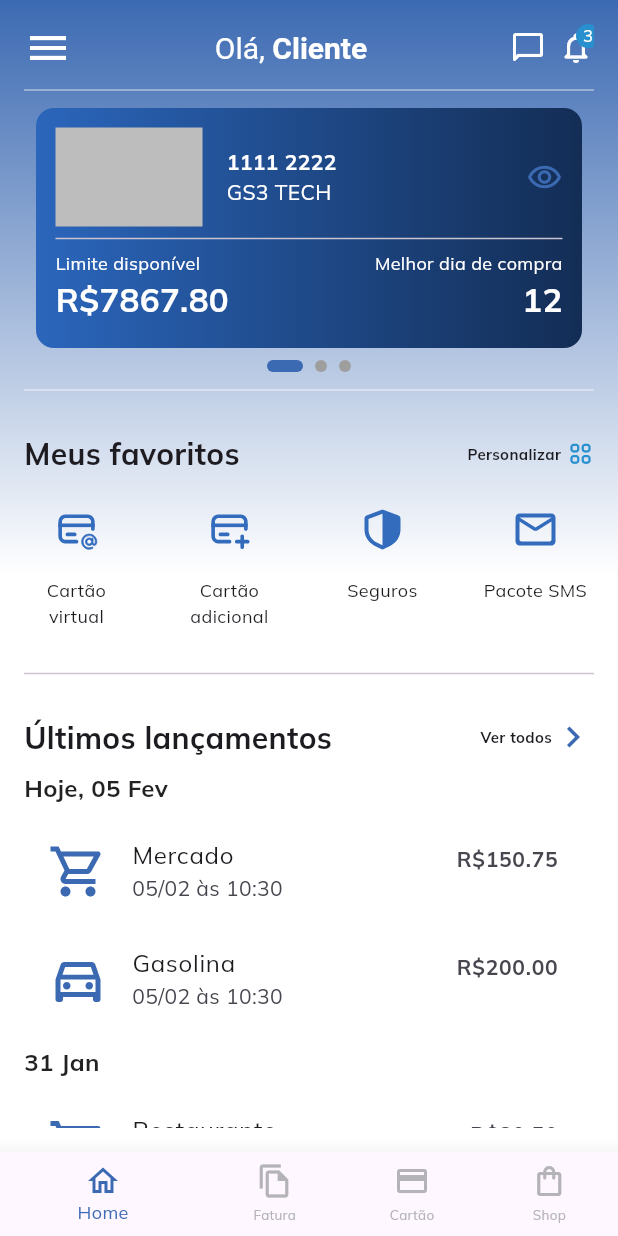
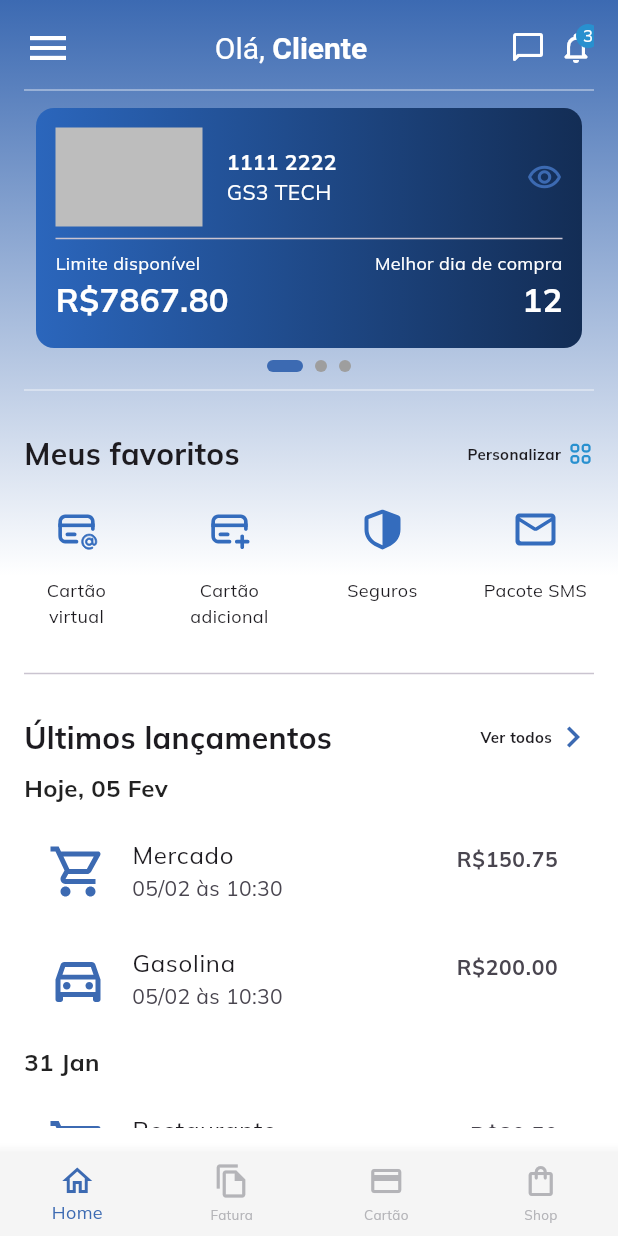
Before and after one commit to BerPGR/gs3-teste-flutter, a Flutter app: the screen it shows after launch, on a phone screen of 412 x 824 dp. Run offline on Flutter 3.47's test engine with Material 3 defaults, Android fonts, the phone set to English and light mode, and no system bars; drawn by our look-alikes of smooth_page_indicator; our stand-ins replace flutter_svg.

```diff
--- a/lib/app/screens_container.dart
+++ b/lib/app/screens_container.dart
@@ -30,7 +30,8 @@ class _ScreensContainerState extends State<ScreensContainer> {
       body: _appScreens[_selectedIndex],
       bottomNavigationBar: BottomNavigationBar(
         showUnselectedLabels: true,
-        elevation: 12,
+        type: BottomNavigationBarType.fixed,
+        backgroundColor: Colors.grey.shade100,
         items: const <BottomNavigationBarItem>[
           BottomNavigationBarItem(
             icon: Icon(Icons.home_outlined),
```
